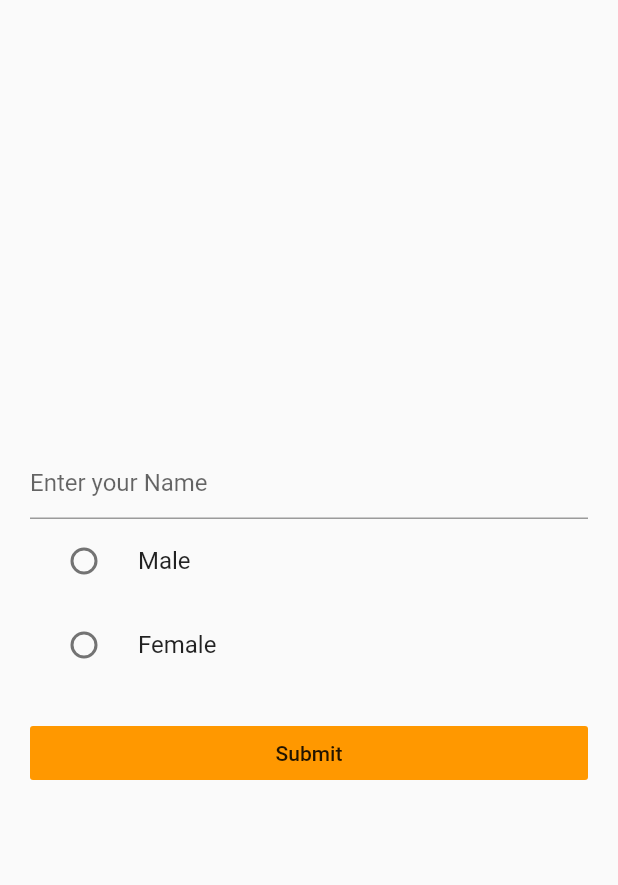
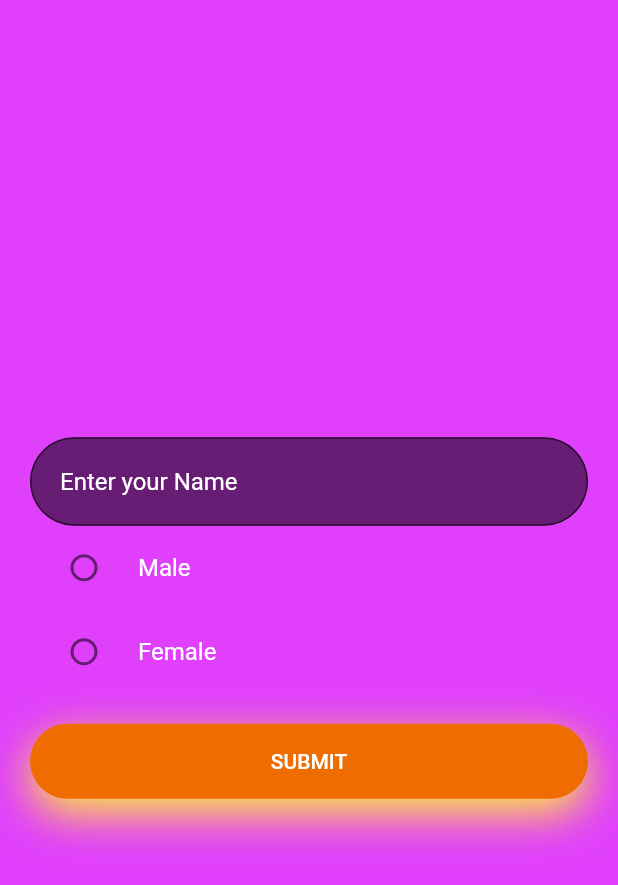
Before and after one commit to A7Aima/intro_app, a Flutter app: the screen it shows after launch, on a phone screen of 412 x 824 dp. Shown: the top 885 px of the screen. Run offline on Flutter 3.47's test engine with Material 2 defaults, Android fonts, the phone set to English and light mode, and no system bars; our stand-ins replace splashscreen.

Commit message:
Second Commit

```diff
--- a/lib/constants.dart
+++ b/lib/constants.dart
@@ -43,3 +43,23 @@ const kSearchInputDecoration = InputDecoration(
   hintText: "Search State",
   fillColor: Colors.white,
 );
+
+const kNameInputDecorator = InputDecoration(
+  contentPadding: const EdgeInsets.symmetric(vertical: 20, horizontal: 20),
+  focusedBorder: OutlineInputBorder(
+    borderSide: BorderSide(color: Colors.green),
+    borderRadius: const BorderRadius.all(
+      const Radius.circular(30.0),
+    ),
+  ),
+  hintText: "Enter your Name",
+  hintStyle: TextStyle(color: Colors.white),
+  filled: true,
+  fillColor: Colors.black54,
+  border: OutlineInputBorder(
+    borderSide: BorderSide(width: 0, color: Colors.transparent),
+    borderRadius: const BorderRadius.all(
+      const Radius.circular(30.0),
+    ),
+  ),
+);
--- a/lib/screens/city_screen.dart
+++ b/lib/screens/city_screen.dart
@@ -37,7 +37,10 @@ class _CityScreenListState extends State<CityScreenList> {
   @override
   Widget build(BuildContext context) {
     return Scaffold(
+      backgroundColor: Colors.orange,
       appBar: AppBar(
+        backgroundColor: Colors.purpleAccent,
+        shadowColor: Colors.blue,
         automaticallyImplyLeading: false,
         actions: [
           IconButton(
@@ -60,7 +63,10 @@ class _CityScreenListState extends State<CityScreenList> {
               itemCount: searchedCities.length,
               itemBuilder: (context, index) {
                 return ListTile(
-                  title: Text(searchedCities[index]),
+                  title: Text(
+                    searchedCities[index],
+                    style: TextStyle(color: Colors.white),
+                  ),
                   onTap: () {
                     Provider.of<PersonData>(context, listen: false)
                         .addCity(searchedCities[index]);
--- a/lib/screens/info_screen.dart
+++ b/lib/screens/info_screen.dart
@@ -1,4 +1,5 @@
 import 'package:flutter/material.dart';
+import 'package:intro_app/constants.dart';
 import 'package:intro_app/models/personData.dart';
 import 'package:intro_app/screens/state_screen.dart';
 import 'package:provider/provider.dart';
@@ -15,6 +16,7 @@ class _InfoScreenState extends State<InfoScreen> {
   @override
   Widget build(BuildContext context) {
     return Scaffold(
+      backgroundColor: Colors.purpleAccent,
       body: Padding(
         padding: const EdgeInsets.symmetric(horizontal: 20.0),
         child: Column(
@@ -22,13 +24,18 @@ class _InfoScreenState extends State<InfoScreen> {
           mainAxisAlignment: MainAxisAlignment.center,
           children: [
             TextField(
+              style: TextStyle(color: Colors.white),
               onChanged: (value) {
                 name = value;
               },
-              decoration: InputDecoration(hintText: "Enter your Name"),
+              decoration: kNameInputDecorator,
             ),
             RadioListTile(
-              title: Text("Male"),
+              activeColor: Colors.orange,
+              title: Text(
+                "Male",
+                style: TextStyle(color: Colors.white),
+              ),
               value: "Male",
               groupValue: gender,
               onChanged: (value) {
@@ -38,7 +45,11 @@ class _InfoScreenState extends State<InfoScreen> {
               },
             ),
             RadioListTile(
-              title: Text("Female"),
+              activeColor: Colors.orange,
+              title: Text(
+                "Female",
+                style: TextStyle(color: Colors.white),
+              ),
               value: "Female",
               groupValue: gender,
               onChanged: (value) {
@@ -48,10 +59,13 @@ class _InfoScreenState extends State<InfoScreen> {
               },
             ),
             SizedBox(height: 20),
-            FlatButton(
+            CustomElevation(
+              height: 50,
+              child: FlatButton(
                 onPressed: () {
                   if (name != null && gender != null) {
-                  Provider.of<PersonData>(context, listen: false).addName(name);
+                    Provider.of<PersonData>(context, listen: false)
+                        .addName(name);
                     Provider.of<PersonData>(context, listen: false)
                         .addGender(gender);
                     Navigator.push(
@@ -62,8 +76,18 @@ class _InfoScreenState extends State<InfoScreen> {
                     );
                   }
                 },
-              child: Text("Submit"),
-              color: Colors.orange,
+                shape: RoundedRectangleBorder(
+                  borderRadius: BorderRadius.all(Radius.circular(30)),
+                ),
+                child: Text(
+                  "SUBMIT",
+                  style: TextStyle(
+                    color: Colors.white,
+                    //fontSize: 18,
+                  ),
+                ),
+                color: Colors.orange[800],
+              ),
             ),
           ],
         ),
@@ -71,3 +95,29 @@ class _InfoScreenState extends State<InfoScreen> {
     );
   }
 }
+
+class CustomElevation extends StatelessWidget {
+  final Widget child;
+  final double height;
+
+  CustomElevation({@required this.child, @required this.height})
+      : assert(child != null);
+
+  @override
+  Widget build(BuildContext context) {
+    return Container(
+      height: this.height,
+      decoration: BoxDecoration(
+        borderRadius: BorderRadius.all(Radius.circular(this.height / 2)),
+        boxShadow: <BoxShadow>[
+          BoxShadow(
+            color: Colors.yellow,
+            blurRadius: height / 2,
+            offset: Offset(0, height / 5),
+          ),
+        ],
+      ),
+      child: this.child,
+    );
+  }
+}
--- a/lib/screens/state_screen.dart
+++ b/lib/screens/state_screen.dart
@@ -39,7 +39,11 @@ class _StateScreenListState extends State<StateScreenList> {
   Widget build(BuildContext context) {
     //getData();
     return Scaffold(
+      backgroundColor: Colors.orange,
       appBar: AppBar(
+        backgroundColor: Colors.purpleAccent,
+        shadowColor: Colors.blue[800],
+        elevation: 12,
         automaticallyImplyLeading: false,
         actions: [
           IconButton(
@@ -62,7 +66,10 @@ class _StateScreenListState extends State<StateScreenList> {
               itemCount: searchStates.length,
               itemBuilder: (context, index) {
                 return ListTile(
-                  title: Text(searchStates[index]),
+                  title: Text(
+                    searchStates[index],
+                    style: TextStyle(color: Colors.white),
+                  ),
                   onTap: () {
                     int i = states.indexOf(searchStates[index]);
                     if (_data[i]['stateId'] != null) {
```
Lines whose indentation alone changed are shown as unchanged.
